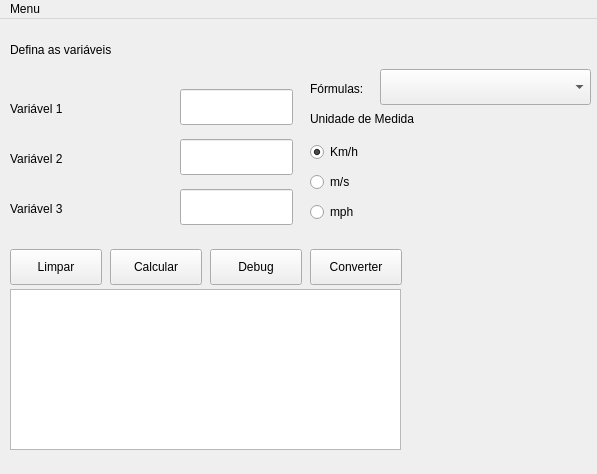
rogerberaldi/ExecutorFormulas, file GUI_v01.ui: the form before one commit.
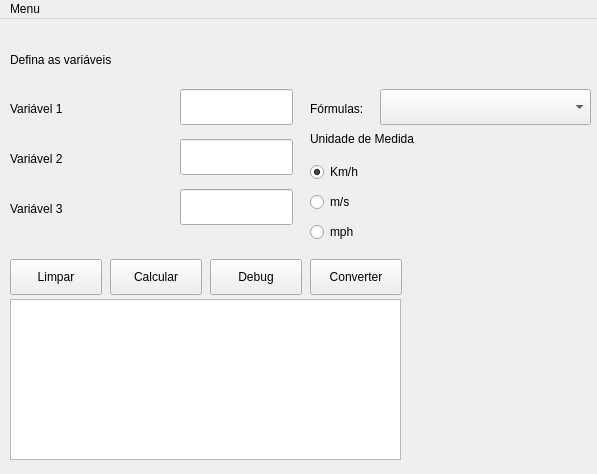
The form after the commit.

```diff
--- a/GUI_v01.ui
+++ b/GUI_v01.ui
@@ -18,7 +18,7 @@
     <property name="geometry">
      <rect>
       <x>10</x>
-      <y>230</y>
+      <y>240</y>
       <width>92</width>
       <height>36</height>
      </rect>
@@ -31,7 +31,7 @@
     <property name="geometry">
      <rect>
       <x>110</x>
-      <y>230</y>
+      <y>240</y>
       <width>92</width>
       <height>36</height>
      </rect>
@@ -46,7 +46,7 @@
       <x>10</x>
       <y>10</y>
       <width>571</width>
-      <height>41</height>
+      <height>61</height>
      </rect>
     </property>
     <property name="text">
@@ -126,7 +126,7 @@
     <property name="geometry">
      <rect>
       <x>380</x>
-      <y>50</y>
+      <y>70</y>
       <width>211</width>
       <height>36</height>
      </rect>
@@ -136,7 +136,7 @@
     <property name="geometry">
      <rect>
       <x>310</x>
-      <y>60</y>
+      <y>80</y>
       <width>63</width>
       <height>20</height>
      </rect>
@@ -149,7 +149,7 @@
     <property name="geometry">
      <rect>
       <x>310</x>
-      <y>120</y>
+      <y>140</y>
       <width>109</width>
       <height>26</height>
      </rect>
@@ -168,7 +168,7 @@
     <property name="geometry">
      <rect>
       <x>310</x>
-      <y>150</y>
+      <y>170</y>
       <width>109</width>
       <height>26</height>
      </rect>
@@ -184,7 +184,7 @@
     <property name="geometry">
      <rect>
       <x>10</x>
-      <y>270</y>
+      <y>280</y>
       <width>391</width>
       <height>161</height>
      </rect>
@@ -194,7 +194,7 @@
     <property name="geometry">
      <rect>
       <x>310</x>
-      <y>90</y>
+      <y>110</y>
       <width>151</width>
       <height>20</height>
      </rect>
@@ -207,7 +207,7 @@
     <property name="geometry">
      <rect>
       <x>210</x>
-      <y>230</y>
+      <y>240</y>
       <width>92</width>
       <height>36</height>
      </rect>
@@ -220,7 +220,7 @@
     <property name="geometry">
      <rect>
       <x>310</x>
-      <y>180</y>
+      <y>200</y>
       <width>109</width>
       <height>26</height>
      </rect>
@@ -236,7 +236,7 @@
     <property name="geometry">
      <rect>
       <x>310</x>
-      <y>230</y>
+      <y>240</y>
       <width>92</width>
       <height>36</height>
      </rect>
```
